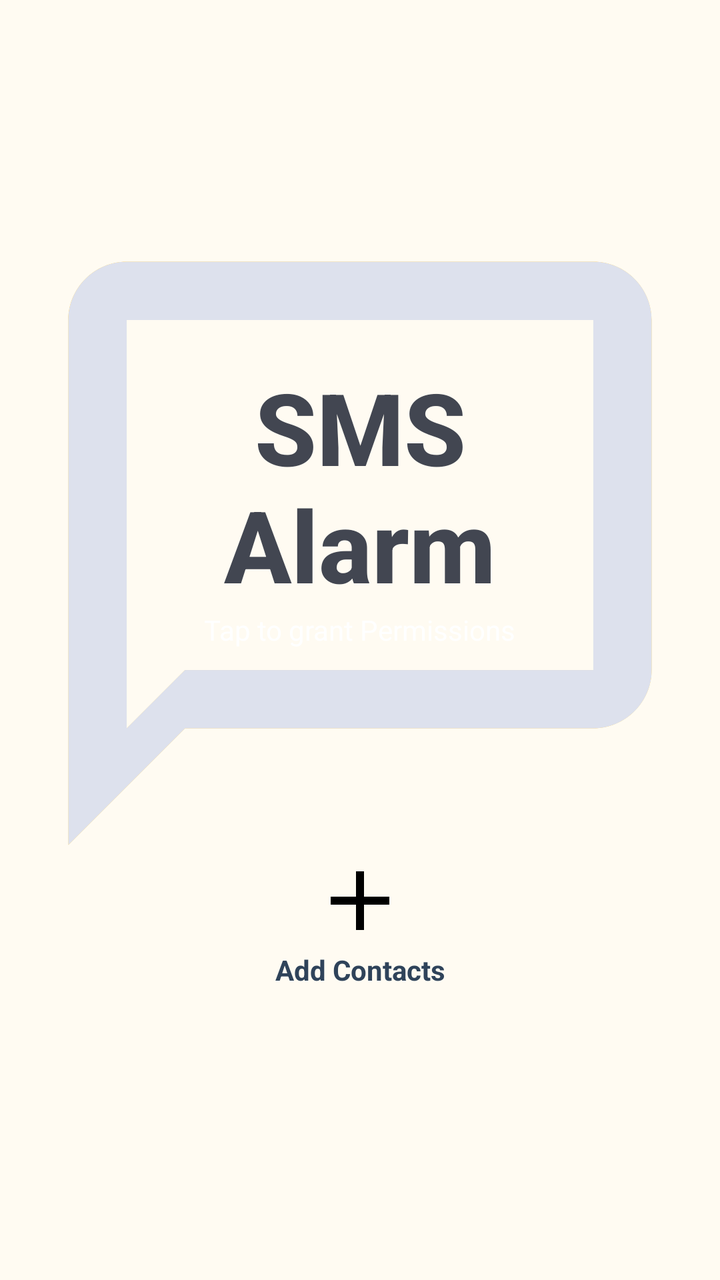
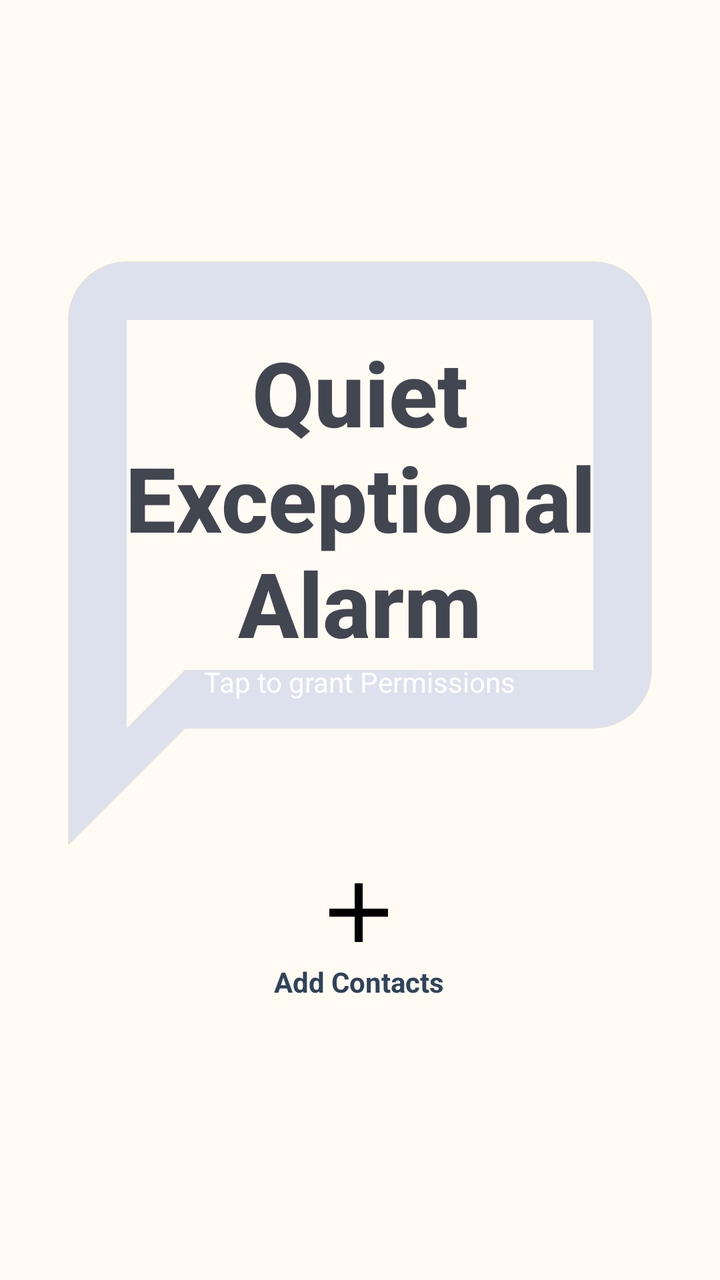

The first picture is an Android layout as it rendered before a commit; the second is the same layout after the commit. The layout source and the unified diff follow.
<!-- AndroidManifest.xml: application theme Theme.AppCompat.Light.DarkActionBar -->
<!-- res/layout/smsalarm.xml -->
<?xml version="1.0" encoding="utf-8"?>
<androidx.constraintlayout.widget.ConstraintLayout xmlns:android="http://schemas.android.com/apk/res/android"
    xmlns:app="http://schemas.android.com/apk/res-auto"
    xmlns:tools="http://schemas.android.com/tools"
    android:layout_width="match_parent"
    android:layout_height="match_parent"
    android:background="#FFFBF2"
    tools:context=".MainActivity">

    <ImageView
        android:id="@+id/smsimage"
        android:layout_width="350dp"
        android:layout_height="350dp"
        app:layout_constraintBottom_toBottomOf="parent"
        app:layout_constraintEnd_toEndOf="parent"
        app:layout_constraintHorizontal_bias="0.5"
        app:layout_constraintStart_toStartOf="parent"
        app:layout_constraintTop_toTopOf="parent"
        app:layout_constraintVertical_bias="0.35"
        app:srcCompat="@drawable/baseline_chat_bubble_outline_24"
        app:tint="#FFD369" />
    <ImageView
        android:id="@+id/smsimage2"
        android:layout_width="350dp"
        android:layout_height="350dp"
        app:layout_constraintBottom_toBottomOf="parent"
        app:layout_constraintEnd_toEndOf="parent"
        app:layout_constraintHorizontal_bias="0.5"
        app:layout_constraintStart_toStartOf="parent"
        app:layout_constraintTop_toTopOf="parent"
        app:layout_constraintVertical_bias="0.35"
        app:srcCompat="@drawable/baseline_chat_bubble_outline_24"
        app:tint="#DDE1ED" />

    <TextView
        android:id="@+id/TapToEnable"
        android:layout_width="wrap_content"
        android:layout_height="wrap_content"
        android:text="@string/Allfeat_Tap2Permission"
        android:textColor="@color/white"
        app:layout_constraintBottom_toBottomOf="parent"
        app:layout_constraintEnd_toEndOf="parent"
        app:layout_constraintStart_toStartOf="parent"
        app:layout_constraintTop_toBottomOf="@+id/FeatTitle"
        app:layout_constraintVertical_bias="0.0" />

    <TextView
        android:id="@+id/FeatTitle"
        android:layout_width="wrap_content"
        android:layout_height="wrap_content"
        android:textAlignment="center"
        android:fontFamily="sans-serif-medium"
        android:text="@string/SA_Title"
        android:textColor="#424651"
        android:textSize="50sp"
        android:textStyle="bold"
        app:layout_constraintBottom_toBottomOf="parent"
        app:layout_constraintEnd_toEndOf="parent"
        app:layout_constraintHorizontal_bias="0.5"
        app:layout_constraintStart_toStartOf="parent"
        app:layout_constraintTop_toTopOf="parent"
        app:layout_constraintVertical_bias="0.35" />

    <ImageView
        android:id="@+id/manageContacts"
        android:layout_width="50dp"
        android:layout_height="50dp"
        android:layout_marginTop="120dp"
        android:backgroundTint="#FFFBF2"
        android:textColor="#C5C5C5"
        app:layout_constraintEnd_toEndOf="@+id/FeatTitle"
        app:layout_constraintStart_toStartOf="@+id/FeatTitle"
        app:layout_constraintTop_toTopOf="@+id/TapToEnable"
        app:srcCompat="@drawable/baseline_add_24" />

    <TextView
        android:id="@+id/manageContacts_text"
        android:layout_width="wrap_content"
        android:layout_height="wrap_content"
        android:text="@string/PC_AddContacts"
        android:textColor="#2F435A"
        android:textStyle="bold"
        app:layout_constraintEnd_toEndOf="@+id/manageContacts"
        app:layout_constraintStart_toStartOf="@+id/manageContacts"
        app:layout_constraintTop_toBottomOf="@+id/manageContacts" />

</androidx.constraintlayout.widget.ConstraintLayout>
<!-- resources referenced by this layout -->
<resources>
  <color name="white">#FFFFFFFF</color>
  <!-- drawable baseline_add_24 (drawable) -->
  <vector android:height="24dp" android:tint="#000000"
      android:viewportHeight="24" android:viewportWidth="24"
      android:width="24dp" xmlns:android="http://schemas.android.com/apk/res/android">
      <path android:fillColor="@android:color/white" android:pathData="M19,13h-6v6h-2v-6H5v-2h6V5h2v6h6v2z"/>
  </vector>
  <!-- drawable baseline_chat_bubble_outline_24 (drawable) -->
  <vector android:height="24dp" android:tint="#000000"
      android:viewportHeight="24" android:viewportWidth="24"
      android:width="24dp" xmlns:android="http://schemas.android.com/apk/res/android">
      <path android:fillColor="@android:color/white" android:pathData="M20,2L4,2c-1.1,0 -2,0.9 -2,2v18l4,-4h14c1.1,0 2,-0.9 2,-2L22,4c0,-1.1 -0.9,-2 -2,-2zM20,16L6,16l-2,2L4,4h16v12z"/>
  </vector>
  <string name="Allfeat_Tap2Permission">Tap to grant Permissions</string>
  <string name="PC_AddContacts">Add Contacts</string>
  <string name="SA_Title">SMS\nAlarm</string>
</resources>

<!-- the commit's change to res/layout/smsalarm.xml (unified diff, before → after) -->
@@ -52,7 +52,7 @@
         android:fontFamily="sans-serif-medium"
         android:text="@string/SA_Title"
         android:textColor="#424651"
-        android:textSize="50sp"
+        android:textSize="45sp"
         android:textStyle="bold"
         app:layout_constraintBottom_toBottomOf="parent"
         app:layout_constraintEnd_toEndOf="parent"
@@ -65,10 +65,11 @@
         android:id="@+id/manageContacts"
         android:layout_width="50dp"
         android:layout_height="50dp"
-        android:layout_marginTop="120dp"
+        android:layout_marginTop="100dp"
         android:backgroundTint="#FFFBF2"
         android:textColor="#C5C5C5"
         app:layout_constraintEnd_toEndOf="@+id/FeatTitle"
+        app:layout_constraintHorizontal_bias="0.495"
         app:layout_constraintStart_toStartOf="@+id/FeatTitle"
         app:layout_constraintTop_toTopOf="@+id/TapToEnable"
         app:srcCompat="@drawable/baseline_add_24" />
<!-- resource entries referenced after the edit -->
@@ -15,6 +15,6 @@
   </vector>
   <string name="Allfeat_Tap2Permission">Tap to grant Permissions</string>
   <string name="PC_AddContacts">Add Contacts</string>
-  <string name="SA_Title">SMS\nAlarm</string>
+  <string name="SA_Title">Quiet\nExceptional\nAlarm</string>
 </resources>
 
